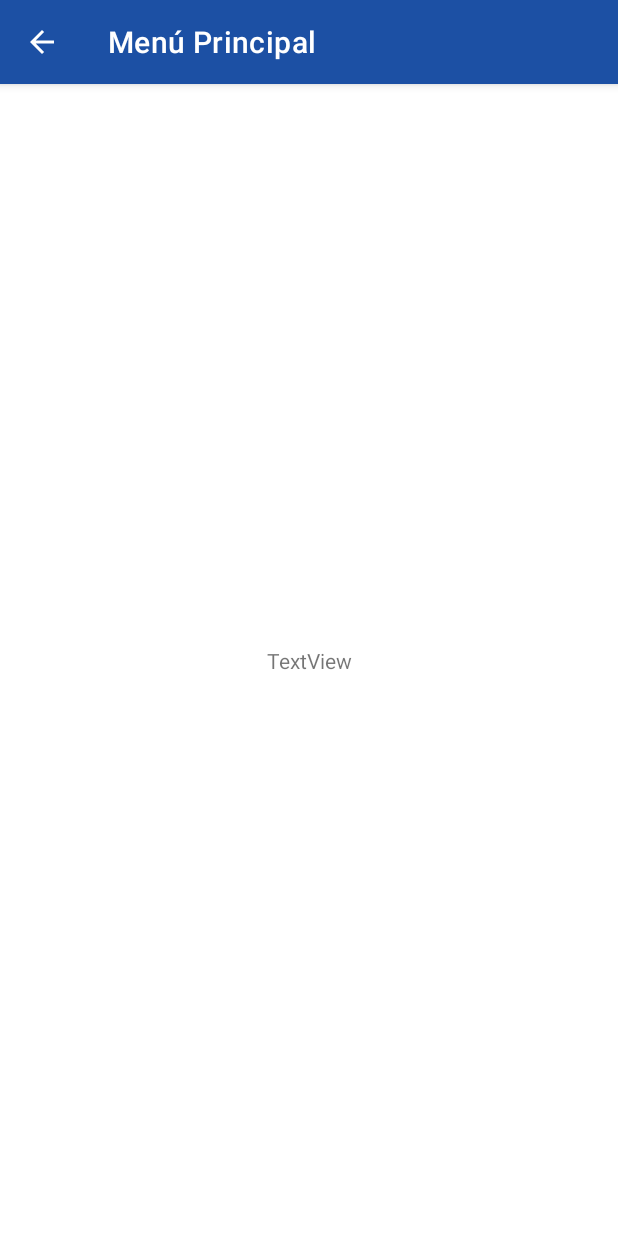
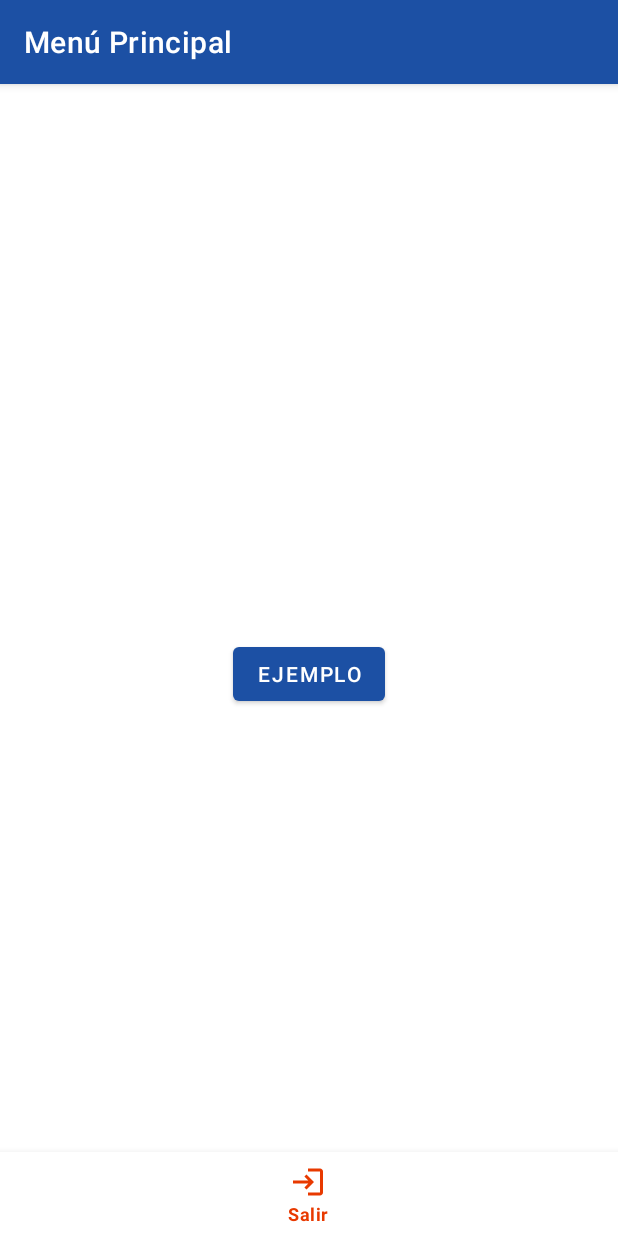
Before and after one commit to edoomm/sistema-picking-app, an Android app: the Menu screen opened directly, with no data from a screen before it, on a phone screen of 412 x 824 dp. Run offline under Robolectric (Android 15) with nearby library versions, the phone set to English and light mode, and no system bars.

Commit message:
bottom nav bar del menu principal implementado

```diff
--- a/app/build.gradle
+++ b/app/build.gradle
@@ -33,6 +33,7 @@ dependencies {
     implementation 'androidx.appcompat:appcompat:1.2.0'
     implementation 'com.google.android.material:material:1.2.1'
     implementation 'androidx.constraintlayout:constraintlayout:2.0.4'
+    implementation 'com.google.android.material:material:1.1.0'
     testImplementation 'junit:junit:4.+'
     androidTestImplementation 'androidx.test.ext:junit:1.1.2'
     androidTestImplementation 'androidx.test.espresso:espresso-core:3.3.0'
--- a/app/src/main/AndroidManifest.xml
+++ b/app/src/main/AndroidManifest.xml
@@ -11,11 +11,7 @@
         android:theme="@style/Theme.PickingApp">
         <activity
             android:name=".Menu"
-            android:label="Menú Principal"
-            android:parentActivityName=".MainActivity">
-            <meta-data
-                android:name="android.support.PARENT_ACTIVITY"
-                android:value=".MainActivity" />
+            android:label="Menú Principal">
         </activity>
         <activity android:name=".MainActivity"
             android:theme="@style/Theme.PickingApp.NoActionBar">
--- a/app/src/main/java/com/example/pickingapp/Menu.java
+++ b/app/src/main/java/com/example/pickingapp/Menu.java
@@ -1,14 +1,33 @@
 package com.example.pickingapp;
 
+import androidx.annotation.NonNull;
 import androidx.appcompat.app.AppCompatActivity;
+import androidx.fragment.app.Fragment;
 
+import android.content.Intent;
 import android.os.Bundle;
+import android.view.MenuItem;
+import android.widget.Toast;
 
-public class Menu extends AppCompatActivity {
+import com.google.android.material.bottomnavigation.BottomNavigationView;
+
+public class Menu extends AppCompatActivity implements BottomNavigationView.OnNavigationItemReselectedListener {
 
     @Override
     protected void onCreate(Bundle savedInstanceState) {
         super.onCreate(savedInstanceState);
         setContentView(R.layout.activity_menu);
+
+        BottomNavigationView bottomNavigationView = findViewById(R.id.bottom_navigation_main);
+
+        getSupportFragmentManager().beginTransaction().replace(R.id.fragment_menu, new MenuFragment()).commit();
+
+        bottomNavigationView.setOnNavigationItemReselectedListener(this);
+    }
+
+    @Override
+    public void onNavigationItemReselected(@NonNull MenuItem item) {
+        Toast.makeText(getApplicationContext(), "Hasta pronto", Toast.LENGTH_SHORT).show();
+        startActivity(new Intent(this, MainActivity.class));
     }
 }
--- /dev/null
+++ b/app/src/main/java/com/example/pickingapp/MenuFragment.java
@@ -0,0 +1,19 @@
+package com.example.pickingapp;
+
+import android.os.Bundle;
+import android.view.LayoutInflater;
+import android.view.View;
+import android.view.ViewGroup;
+import android.widget.Toast;
+
+import androidx.annotation.NonNull;
+import androidx.annotation.Nullable;
+import androidx.fragment.app.Fragment;
+
+public class MenuFragment extends Fragment {
+    @Nullable
+    @Override
+    public View onCreateView(@NonNull LayoutInflater inflater, @Nullable ViewGroup container, @Nullable Bundle savedInstanceState) {
+        return inflater.inflate(R.layout.fragment_menu, container, false);
+    }
+}
--- /dev/null
+++ b/app/src/main/res/drawable/ic_baseline_login_24.xml
@@ -0,0 +1,10 @@
+<vector xmlns:android="http://schemas.android.com/apk/res/android"
+    android:width="24dp"
+    android:height="24dp"
+    android:viewportWidth="24"
+    android:viewportHeight="24"
+    android:tint="?attr/colorControlNormal">
+  <path
+      android:fillColor="@android:color/white"
+      android:pathData="M11,7L9.6,8.4l2.6,2.6H2v2h10.2l-2.6,2.6L11,17l5,-5L11,7zM20,19h-8v2h8c1.1,0 2,-0.9 2,-2V5c0,-1.1 -0.9,-2 -2,-2h-8v2h8V19z"/>
+</vector>
--- a/app/src/main/res/layout/activity_menu.xml
+++ b/app/src/main/res/layout/activity_menu.xml
@@ -1,18 +1,24 @@
 <?xml version="1.0" encoding="utf-8"?>
-<androidx.constraintlayout.widget.ConstraintLayout xmlns:android="http://schemas.android.com/apk/res/android"
+<RelativeLayout xmlns:android="http://schemas.android.com/apk/res/android"
     xmlns:app="http://schemas.android.com/apk/res-auto"
     xmlns:tools="http://schemas.android.com/tools"
     android:layout_width="match_parent"
     android:layout_height="match_parent"
     tools:context=".Menu">
 
-    <TextView
-        android:id="@+id/textView"
-        android:layout_width="wrap_content"
+    <FrameLayout
+        android:id="@+id/fragment_menu"
+        android:layout_width="match_parent"
+        android:layout_height="match_parent"/>
+
+    <com.google.android.material.bottomnavigation.BottomNavigationView
+        android:id="@+id/bottom_navigation_main"
+        android:layout_width="match_parent"
         android:layout_height="wrap_content"
-        android:text="TextView"
-        app:layout_constraintBottom_toBottomOf="parent"
-        app:layout_constraintEnd_toEndOf="parent"
-        app:layout_constraintStart_toStartOf="parent"
-        app:layout_constraintTop_toTopOf="parent" />
-</androidx.constraintlayout.widget.ConstraintLayout>
+        android:layout_alignParentBottom="true"
+        app:menu="@menu/bottom_navigation_main"
+        app:itemIconTint="@color/colorAccent"
+        app:itemTextColor="@color/colorAccent"
+        android:background="?android:windowBackground"/>
+
+</RelativeLayout>
--- /dev/null
+++ b/app/src/main/res/layout/fragment_menu.xml
@@ -0,0 +1,17 @@
+<?xml version="1.0" encoding="utf-8"?>
+<androidx.constraintlayout.widget.ConstraintLayout xmlns:android="http://schemas.android.com/apk/res/android"
+    xmlns:app="http://schemas.android.com/apk/res-auto"
+    xmlns:tools="http://schemas.android.com/tools"
+    android:layout_width="match_parent" android:layout_height="match_parent">
+
+    <Button
+        android:id="@+id/button"
+        android:layout_width="wrap_content"
+        android:layout_height="wrap_content"
+        android:text="ejemplo"
+        app:layout_constraintBottom_toBottomOf="parent"
+        app:layout_constraintEnd_toEndOf="parent"
+        app:layout_constraintStart_toStartOf="parent"
+        app:layout_constraintTop_toTopOf="parent"
+        app:layout_constraintVertical_bias="0.513" />
+</androidx.constraintlayout.widget.ConstraintLayout>
--- /dev/null
+++ b/app/src/main/res/menu/bottom_navigation_main.xml
@@ -0,0 +1,9 @@
+<?xml version="1.0" encoding="utf-8"?>
+<menu xmlns:android="http://schemas.android.com/apk/res/android">
+
+    <item
+        android:id="@+id/nav_logout"
+        android:icon="@drawable/ic_baseline_login_24"
+        android:title="Salir"/>
+
+</menu>
```
